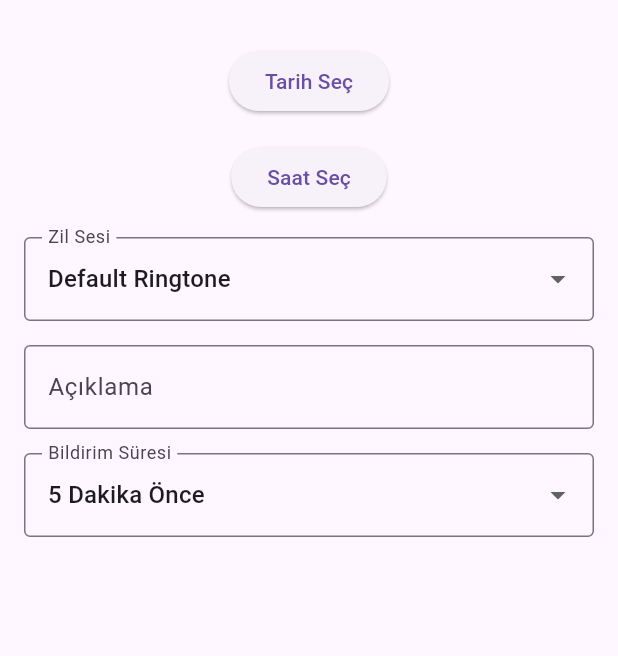
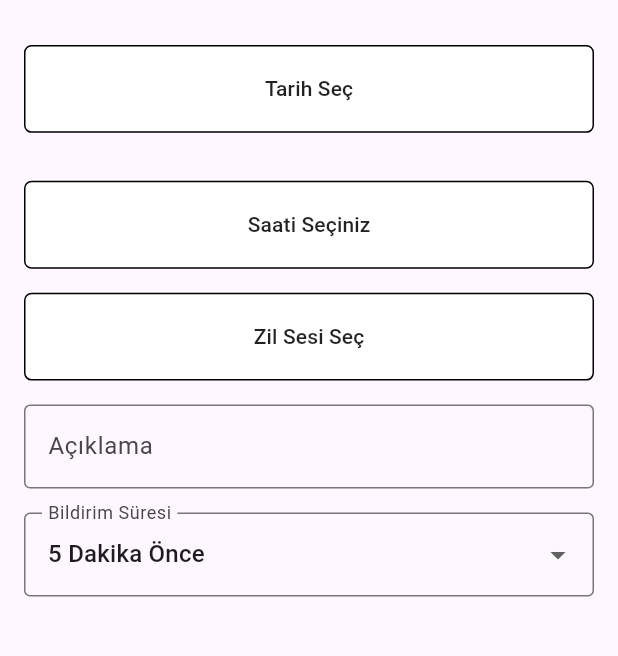
Before and after one commit to BerkanCamoglu/FlutterAlarmApp, a Flutter app: the screen it shows after launch, item 2 of the bottom bar chosen, after a tap on the "add" icon, on a phone screen of 412 x 824 dp, the part 63-719 px from its top. Run offline on Flutter 3.47's test engine with Material 3 defaults, Android fonts, the phone set to English and light mode, and no system bars; our stand-ins replace flutter_screenutil, get, internet_connection_checker, just_audio, shared_preferences, sqflite; missing offline and left inert: flutter_system_ringtones; accounts and stored records are empty.

Commit message:
alarm ekleme backend kaldı

```diff
--- a/lib/main.dart
+++ b/lib/main.dart
@@ -34,3 +34,5 @@ git add .
 git commit -m "<your commit is here>"
 git push origin <branchName>
  */
+
+//
--- a/lib/view/app/alarm/add/add_alarm_view.dart
+++ b/lib/view/app/alarm/add/add_alarm_view.dart
@@ -1,51 +1,23 @@
-// ignore_for_file: file_names, library_private_types_in_public_api
+import 'package:flutter/material.dart';
+import 'package:flutter_screenutil/flutter_screenutil.dart';
+import 'package:flutteralarmapp/view/app/alarm/add/add_alarm_view_controller.dart';
+import 'package:get/get.dart';
 
-import 'package:flutter/material.dart';
-
-class AddAlarmView extends StatefulWidget {
-  const AddAlarmView({super.key});
-
-  @override
-  _AddAlarmViewState createState() => _AddAlarmViewState();
-}
-
-class _AddAlarmViewState extends State<AddAlarmView> {
-  DateTime? selectedDate;
-  TimeOfDay? selectedTime;
-  String selectedRingtone = 'Default Ringtone';
-  String alarmDescription = '';
-  int notificationMinutes = 5;
-
-  Future<void> _selectDate(BuildContext context) async {
-    final DateTime? pickedDate = await showDatePicker(
-      context: context,
-      initialDate: selectedDate ?? DateTime.now(),
-      firstDate: DateTime.now(),
-      lastDate: DateTime(2101),
-    );
-
-    if (pickedDate != null && pickedDate != selectedDate) {
-      setState(() {
-        selectedDate = pickedDate;
-      });
-    }
-  }
-
-  Future<void> _selectTime(BuildContext context) async {
-    final TimeOfDay? pickedTime = await showTimePicker(
-      context: context,
-      initialTime: selectedTime ?? TimeOfDay.now(),
-    );
-
-    if (pickedTime != null && pickedTime != selectedTime) {
-      setState(() {
-        selectedTime = pickedTime;
-      });
-    }
-  }
+class AddAlarmView extends StatelessWidget {
+  const AddAlarmView({Key? key}) : super(key: key);
 
   @override
   Widget build(BuildContext context) {
+    return GetBuilder<AddAlarmViewController>(
+      init: AddAlarmViewController(),
+      builder: (controller) {
+        return buildScaffold(context, controller);
+      },
+    );
+  }
+
+  Scaffold buildScaffold(
+      BuildContext context, AddAlarmViewController controller) {
     return Scaffold(
       appBar: AppBar(
         title: const Text('Alarm Ekle'),
@@ -53,48 +25,68 @@ class _AddAlarmViewState extends State<AddAlarmView> {
       body: Padding(
         padding: const EdgeInsets.all(16.0),
         child: Column(
-          crossAxisAlignment: CrossAxisAlignment.start,
+          crossAxisAlignment: CrossAxisAlignment.center,
           children: [
-            Center(
-              child: ElevatedButton(
-                onPressed: () => _selectDate(context),
-                child: const Text('Tarih Seç'),
+            Container(
+              width: 360.w,
+              height: 60.h,
+              decoration: BoxDecoration(
+                color: Colors.white,
+                borderRadius: BorderRadius.circular(5),
+                border: Border.all(),
+              ),
+              child: MaterialButton(
+                onPressed: () => controller.selectDate(),
+                child: controller.selectedDate == null
+                    ? Text("Tarih Seç")
+                    : Text(
+                        'Seçilen Tarih: ${controller.selectedDate!.toIso8601String().split('T')[0]}',
+                        style: TextStyle(fontSize: 16),
+                      ),
               ),
             ),
             const SizedBox(height: 16.0),
-            Center(
-              child: ElevatedButton(
-                onPressed: () => _selectTime(context),
-                child: const Text('Saat Seç'),
+            const SizedBox(height: 16.0),
+            Container(
+              width: 360.w,
+              height: 60.h,
+              decoration: BoxDecoration(
+                color: Colors.white,
+                borderRadius: BorderRadius.circular(5),
+                border: Border.all(),
+              ),
+              child: MaterialButton(
+                onPressed: () => controller.selectTime(),
+                child: controller.selectedTime == null
+                    ? Text("Saati Seçiniz")
+                    : Text(
+                        'Seçilen Tarih: ${controller.selectedTime!.format(context)}',
+                        style: TextStyle(fontSize: 16),
+                      ),
               ),
             ),
             const SizedBox(height: 16.0),
-            DropdownButtonFormField(
-              value: selectedRingtone,
-              items:
-                  ['Default Ringtone', 'Ringtone 1', 'Ringtone 2', 'Ringtone 3']
-                      .map((ringtone) => DropdownMenuItem(
-                            value: ringtone,
-                            child: Text(ringtone),
-                          ))
-                      .toList(),
-              onChanged: (value) {
-                setState(() {
-                  selectedRingtone = value as String;
-                });
-              },
-              decoration: const InputDecoration(
-                labelText: 'Zil Sesi',
-                border: OutlineInputBorder(),
+            Container(
+              width: 360.w,
+              height: 60.h,
+              decoration: BoxDecoration(
+                color: Colors.white,
+                borderRadius: BorderRadius.circular(5),
+                border: Border.all(),
+              ),
+              child: MaterialButton(
+                onPressed: () {
+                  controller.pickRingtone(context);
+                },
+                child: controller.selectedRingtone.value.isEmpty
+                    ? const Text('Zil Sesi Seç')
+                    : Obx(() => Text(
+                        'Selected Ringtone: ${controller.selectedRingtone}')),
               ),
             ),
             const SizedBox(height: 16.0),
             TextField(
-              onChanged: (value) {
-                setState(() {
-                  alarmDescription = value;
-                });
-              },
+              onChanged: (value) => controller.onDescriptionChanged(value),
               decoration: const InputDecoration(
                 labelText: 'Açıklama',
                 border: OutlineInputBorder(),
@@ -102,22 +94,19 @@ class _AddAlarmViewState extends State<AddAlarmView> {
             ),
             const SizedBox(height: 16.0),
             DropdownButtonFormField(
-              value: notificationMinutes,
               items: [5, 10, 15, 30, 60]
                   .map((minutes) => DropdownMenuItem(
                         value: minutes,
                         child: Text('$minutes Dakika Önce'),
                       ))
                   .toList(),
-              onChanged: (value) {
-                setState(() {
-                  notificationMinutes = value as int;
-                });
-              },
+              value: controller.notificationMinutes,
               decoration: const InputDecoration(
                 labelText: 'Bildirim Süresi',
                 border: OutlineInputBorder(),
               ),
+              onChanged: (int? value) =>
+                  controller.onNotificationMinutesChanged(value),
             ),
           ],
         ),
--- a/lib/view/app/alarm/alarm_view.dart
+++ b/lib/view/app/alarm/alarm_view.dart
@@ -5,8 +5,12 @@ class AlarmView extends StatelessWidget {
 
   @override
   Widget build(BuildContext context) {
-    return Scaffold(
-      body: ListView.builder(
+    return ListView(
+      physics: const AlwaysScrollableScrollPhysics(),
+      children: [
+        ListView.builder(
+          physics: const NeverScrollableScrollPhysics(),
+          shrinkWrap: true,
           itemCount: 20,
           itemBuilder: (context, index) {
             return Padding(
@@ -47,6 +51,7 @@ class AlarmView extends StatelessWidget {
             );
           },
         ),
+      ],
     );
   }
 }
--- a/lib/view/app/app_controller.dart
+++ b/lib/view/app/app_controller.dart
@@ -1,4 +1,5 @@
 import 'package:flutteralarmapp/view/app/alarm/add/add_alarm_view.dart';
+import 'package:flutteralarmapp/view/app/alarm/add/add_alarm_view_controller.dart';
 import 'package:flutteralarmapp/view/app/alarm/alarm_view.dart';
 import 'package:flutteralarmapp/view/app/home/home_view.dart';
 import 'package:get/get.dart';
@@ -25,6 +26,7 @@ class AppController extends GetxController {
   void navigateAddAlarm() {
     Get.to(
       () => const AddAlarmView(),
+      binding: AddAlarmViewBinding(),
       transition: Transition.downToUp,
     );
   }
--- a/lib/view/app/home/home_view.dart
+++ b/lib/view/app/home/home_view.dart
@@ -5,9 +5,14 @@ class HomeView extends StatelessWidget {
 
   @override
   Widget build(BuildContext context) {
-    return Scaffold(
-      body: ListView.builder(
-        itemCount: 5,
+    return ListView(
+      physics: const AlwaysScrollableScrollPhysics(),
+      children: [
+        SizedBox(
+          child: ListView.builder(
+            physics: const NeverScrollableScrollPhysics(),
+            shrinkWrap: true,
+            itemCount: 15,
             itemBuilder: (context, index) {
               return Padding(
                 padding: const EdgeInsets.all(8.0),
@@ -29,6 +34,8 @@ class HomeView extends StatelessWidget {
               );
             },
           ),
+        ),
+      ],
     );
   }
 }
--- a/pubspec.yaml
+++ b/pubspec.yaml
@@ -22,6 +22,8 @@ dependencies:
   flutter_local_notifications: ^16.2.0
   sqflite: ^2.3.0
   path: ^1.8.3
+  flutter_system_ringtones: ^0.0.6
+  just_audio: ^0.9.36
 
 dev_dependencies:
   flutter_test:
```
Also changed, not shown: lib/view/app/alarm/add/add_alarm_view_controller.dart (added, +117 -0 lines), lib/view/app/app_main.dart (+5 -3 lines), pubspec.lock. Lines whose indentation alone changed are shown as unchanged.
